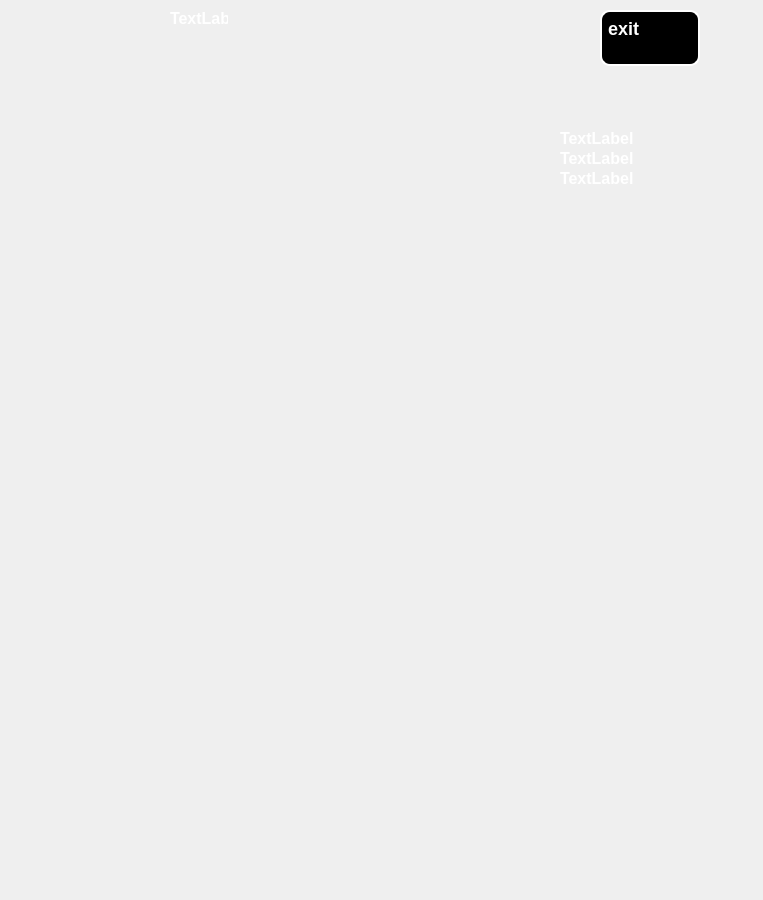
This is src/gui/desktop/brick_game/gamewindow.ui in ayedel123/BrickGame as Qt 5 draws it before an edit. The edited form follows.
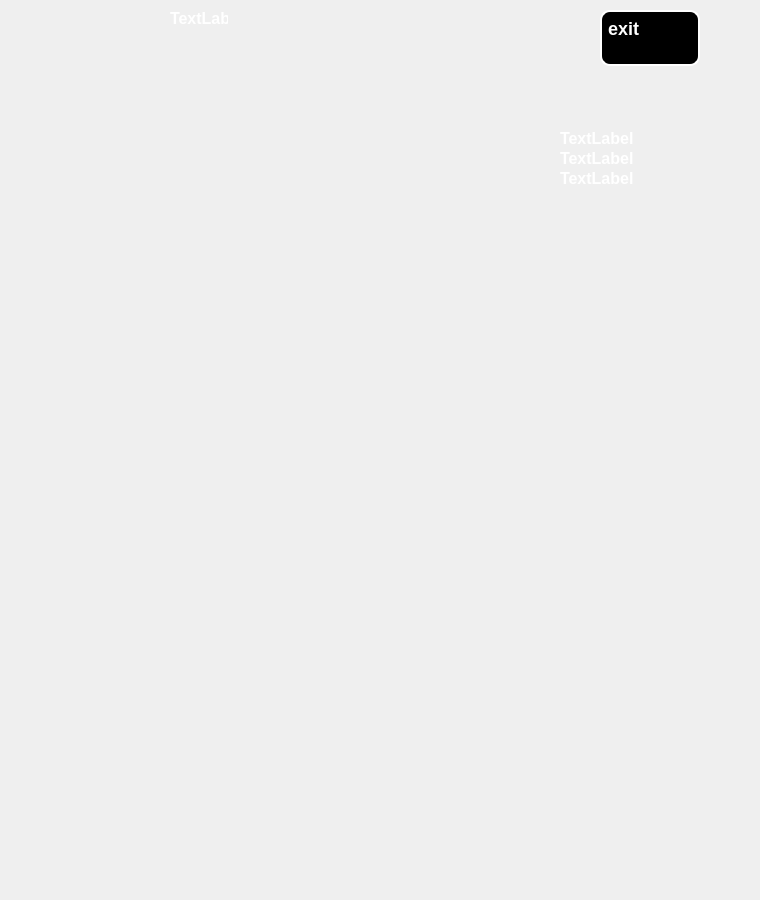
This is the edited form.

Diff of the .ui file:
```diff
--- a/src/gui/desktop/brick_game/gamewindow.ui
+++ b/src/gui/desktop/brick_game/gamewindow.ui
@@ -6,10 +6,28 @@
    <rect>
     <x>0</x>
     <y>0</y>
-    <width>763</width>
+    <width>760</width>
     <height>900</height>
    </rect>
   </property>
+  <property name="sizePolicy">
+   <sizepolicy hsizetype="Fixed" vsizetype="Fixed">
+    <horstretch>0</horstretch>
+    <verstretch>0</verstretch>
+   </sizepolicy>
+  </property>
+  <property name="minimumSize">
+   <size>
+    <width>760</width>
+    <height>900</height>
+   </size>
+  </property>
+  <property name="maximumSize">
+   <size>
+    <width>760</width>
+    <height>900</height>
+   </size>
+  </property>
   <property name="windowTitle">
    <string>Form</string>
   </property>
```
Left out of the diff: 2 changed lines with no effect on the pictures.
